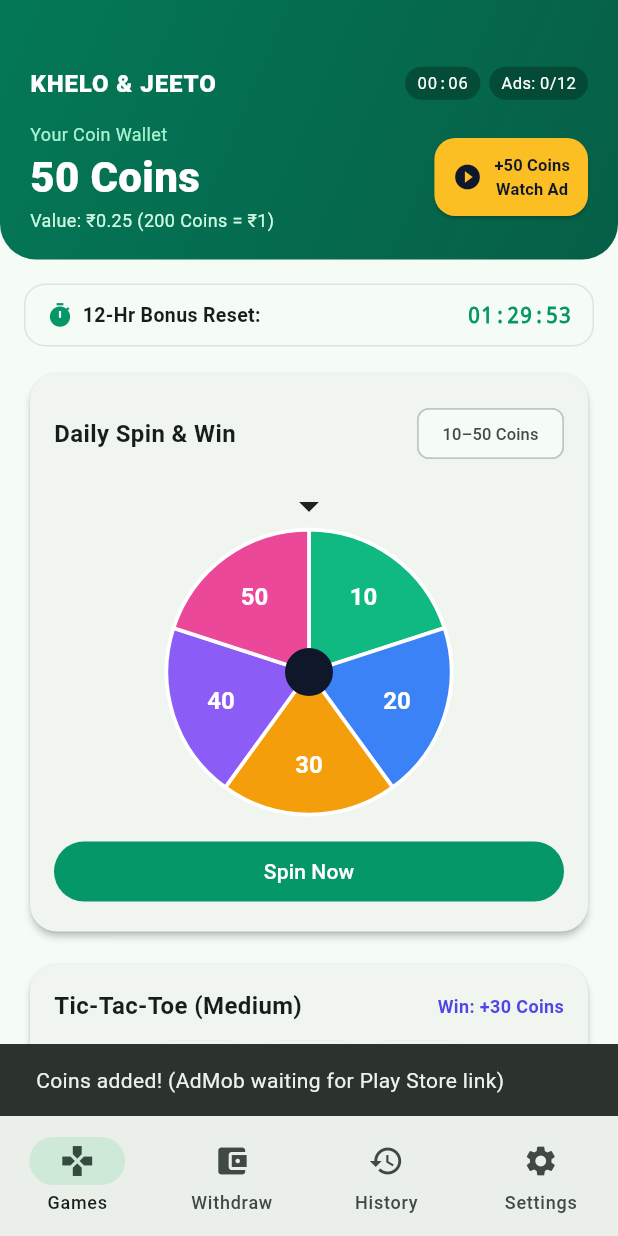
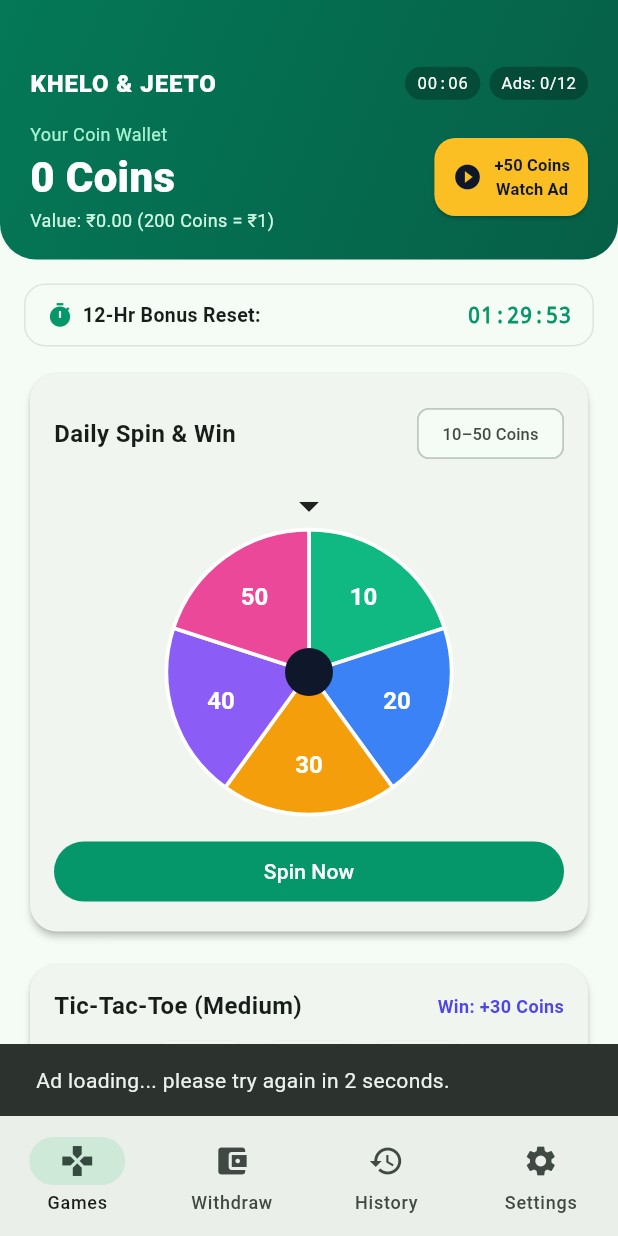
Before and after one commit to khelojeeto645-blip/khelo--Jeeto, a Flutter app: the screen it shows once a user with an empty profile is signed in, after a tap on an icon or button, on a phone screen of 412 x 824 dp. Run offline on Flutter 3.47's test engine with Material 3 defaults, Android fonts, the phone set to English and light mode, and no system bars; our stand-ins replace cloud_firestore, firebase_auth, firebase_core, google_mobile_ads, qr_flutter, share_plus; accounts and stored records are empty.

Commit message:
Update home_screen.dart

```diff
--- a/lib/screens/home_screen.dart
+++ b/lib/screens/home_screen.dart
@@ -35,6 +35,7 @@ class _HomeScreenState extends State<HomeScreen> with SingleTickerProviderStateM
   double _targetAngle = 0;
   bool _isSpinning = false;
   int _activeSeconds = 0;
+  int _quickAdCooldown = 0;
   Timer? _timer;
 
   final List<int> _spinValues = [10, 20, 30, 40, 50];
@@ -83,7 +84,12 @@ class _HomeScreenState extends State<HomeScreen> with SingleTickerProviderStateM
         });
       });
     _timer = Timer.periodic(const Duration(seconds: 1), (_) {
-      if (mounted) setState(() => _activeSeconds++);
+      if (mounted) {
+        setState(() {
+          _activeSeconds++;
+          if (_quickAdCooldown > 0) _quickAdCooldown--;
+        });
+      }
     });
     _loadUserData();
     _loadRewardedAd();
@@ -125,15 +131,14 @@ class _HomeScreenState extends State<HomeScreen> with SingleTickerProviderStateM
     );
   }
 
-void _showRewardedAd(VoidCallback onReward) {
+  void _showRewardedAd(VoidCallback onReward) {
     if (_adsToday >= AppConfig.maxDailyAds) {
       ScaffoldMessenger.of(context).showSnackBar(const SnackBar(content: Text('Daily limit (12 Ads) reached!')));
       return;
     }
     if (_rewardedAd == null) {
       _loadRewardedAd();
-      onReward();
-      ScaffoldMessenger.of(context).showSnackBar(const SnackBar(content: Text('Coins added! (AdMob waiting for Play Store link)')));
+      ScaffoldMessenger.of(context).showSnackBar(const SnackBar(content: Text('Ad loading... please try again in 2 seconds.')));
       return;
     }
     _rewardedAd!.show(onUserEarnedReward: (_, __) {
@@ -173,7 +178,7 @@ void _showRewardedAd(VoidCallback onReward) {
       _quizAnswered = true;
       if (selectedIdx == correctIdx) {
         _quizCorrect++;
-        _quizFeedback = 'Correct! Watch Ad completed for +25 Coins.';
+        _quizFeedback = 'Correct! Watch Ad to claim +25 Coins.';
       } else {
         _quizWrong++;
         _quizFeedback = 'Wrong Answer! Score record updated.';
@@ -257,15 +262,26 @@ void _showRewardedAd(VoidCallback onReward) {
                       ],
                     ),
                     ElevatedButton.icon(
-                      onPressed: () => _showRewardedAd(() => _addCoins(50)),
+                      onPressed: _quickAdCooldown > 0
+                          ? null
+                          : () => _showRewardedAd(() {
+                                _addCoins(50);
+                                setState(() => _quickAdCooldown = 240);
+                              }),
                       style: ElevatedButton.styleFrom(
                         backgroundColor: const Color(0xFFFBBF24),
                         foregroundColor: const Color(0xFF0F172A),
                         padding: const EdgeInsets.symmetric(horizontal: 12, vertical: 10),
                         shape: RoundedRectangleBorder(borderRadius: BorderRadius.circular(14)),
                       ),
-                      icon: const Icon(Icons.play_circle_fill, size: 20),
-                      label: const Text('+50 Coins\nWatch Ad', textAlign: TextAlign.center, style: TextStyle(fontSize: 11, fontWeight: FontWeight.bold)),
+                      icon: Icon(_quickAdCooldown > 0 ? Icons.timer : Icons.play_circle_fill, size: 20),
+                      label: Text(
+                        _quickAdCooldown > 0
+                            ? 'Wait\n${(_quickAdCooldown ~/ 60).toString().padLeft(2, '0')}:${(_quickAdCooldown % 60).toString().padLeft(2, '0')}'
+                            : '+50 Coins\nWatch Ad',
+                        textAlign: TextAlign.center,
+                        style: const TextStyle(fontSize: 11, fontWeight: FontWeight.bold),
+                      ),
                     ),
                   ],
                 ),
@@ -511,8 +527,8 @@ void _showRewardedAd(VoidCallback onReward) {
                     }
                     final docs = List<QueryDocumentSnapshot>.from(snap.data?.docs ?? []);
                     docs.sort((a, b) {
-                      final t1 = (a.data() as Map<String, dynamic>)['createdAt'] as Timestamp?;
-                      final t2 = (b.data() as Map<String, dynamic>)['createdAt'] as Timestamp?;
+                      final t1 = (a.data() as Map)['createdAt'] as Timestamp?;
+                      final t2 = (b.data() as Map)['createdAt'] as Timestamp?;
                       return (t2?.millisecondsSinceEpoch ?? 0).compareTo(t1?.millisecondsSinceEpoch ?? 0);
                     });
                     if (docs.isEmpty) {
@@ -522,7 +538,7 @@ void _showRewardedAd(VoidCallback onReward) {
                       padding: const EdgeInsets.all(16),
                       itemCount: docs.length,
                       itemBuilder: (_, i) {
-                        final d = docs[i].data() as Map<String, dynamic>;
+                        final d = docs[i].data() as Map;
                         return Card(
                           margin: const EdgeInsets.only(bottom: 12),
                           child: Padding(
@@ -639,7 +655,7 @@ void _showRewardedAd(VoidCallback onReward) {
     if (_checkTttWin('X')) {
       setState(() {
         _tttOver = true;
-        _tttStatus = 'You Won! Ad completed for +30 Coins.';
+        _tttStatus = 'You Won! Watch Ad to claim +30 Coins.';
       });
       _showRewardedAd(() => _addCoins(30));
       return;
```
